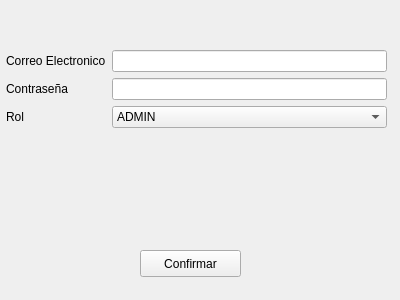
Above: src/view/signup.ui from R0otDrigo/SIT-Core before the change. Below: the same form after it.
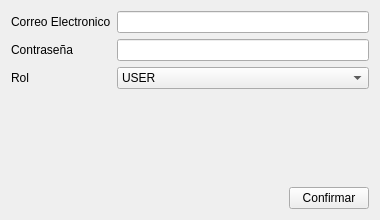
That is the form after the change.

```diff
--- a/src/view/signup.ui
+++ b/src/view/signup.ui
@@ -6,35 +6,15 @@
    <rect>
     <x>0</x>
     <y>0</y>
-    <width>400</width>
-    <height>300</height>
+    <width>380</width>
+    <height>220</height>
    </rect>
   </property>
   <property name="windowTitle">
    <string>Form</string>
   </property>
-  <widget class="QPushButton" name="confirmButton">
-   <property name="geometry">
-    <rect>
-     <x>140</x>
-     <y>250</y>
-     <width>101</width>
-     <height>27</height>
-    </rect>
-   </property>
-   <property name="text">
-    <string>Confirmar</string>
-   </property>
-  </widget>
-  <widget class="QWidget" name="formLayoutWidget">
-   <property name="geometry">
-    <rect>
-     <x>6</x>
-     <y>50</y>
-     <width>381</width>
-     <height>101</height>
-    </rect>
-   </property>
+  <layout class="QVBoxLayout" name="rootLayout">
+   <item>
    <layout class="QFormLayout" name="formLayout">
     <item row="0" column="0">
      <widget class="QLabel" name="correoElectronicoLabel">
@@ -54,7 +34,11 @@
      </widget>
     </item>
     <item row="1" column="1">
-     <widget class="QLineEdit" name="contraseALineEdit"/>
+      <widget class="QLineEdit" name="contraseALineEdit">
+       <property name="echoMode">
+        <enum>QLineEdit::EchoMode::Password</enum>
+       </property>
+      </widget>
     </item>
     <item row="2" column="0">
      <widget class="QLabel" name="rolLabel">
@@ -65,11 +49,6 @@
     </item>
     <item row="2" column="1">
      <widget class="QComboBox" name="rolComboBox">
-      <item>
-       <property name="text">
-        <string>ADMIN</string>
-       </property>
-      </item>
       <item>
        <property name="text">
         <string>USER</string>
@@ -83,20 +62,25 @@
      </widget>
     </item>
    </layout>
-  </widget>
+   </item>
+   <item>
   <widget class="QLabel" name="info">
-   <property name="geometry">
-    <rect>
-     <x>7</x>
-     <y>170</y>
-     <width>381</width>
-     <height>71</height>
-    </rect>
-   </property>
    <property name="text">
     <string/>
    </property>
-  </widget>
+     <property name="wordWrap">
+      <bool>true</bool>
+     </property>
+    </widget>
+   </item>
+   <item alignment="Qt::AlignmentFlag::AlignRight">
+    <widget class="QPushButton" name="confirmButton">
+     <property name="text">
+      <string>Confirmar</string>
+     </property>
+    </widget>
+   </item>
+  </layout>
  </widget>
  <resources/>
  <connections/>
```
Left out of the diff: 9 changed lines with no effect on the pictures. Lines whose indentation alone changed are shown as unchanged.
